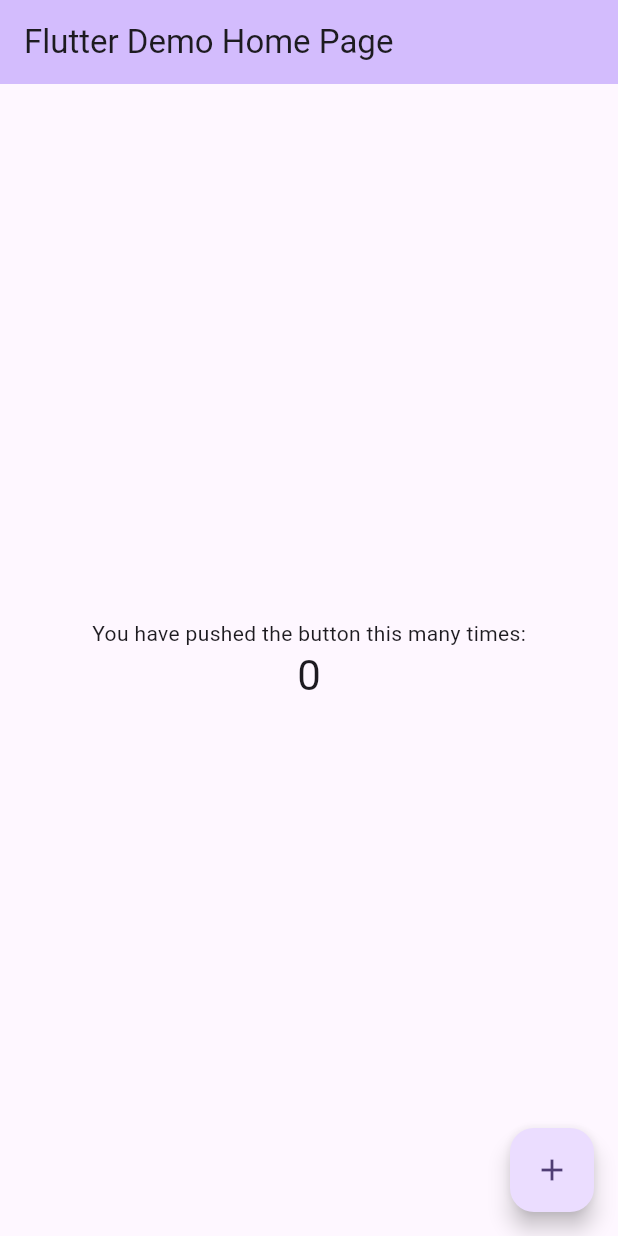
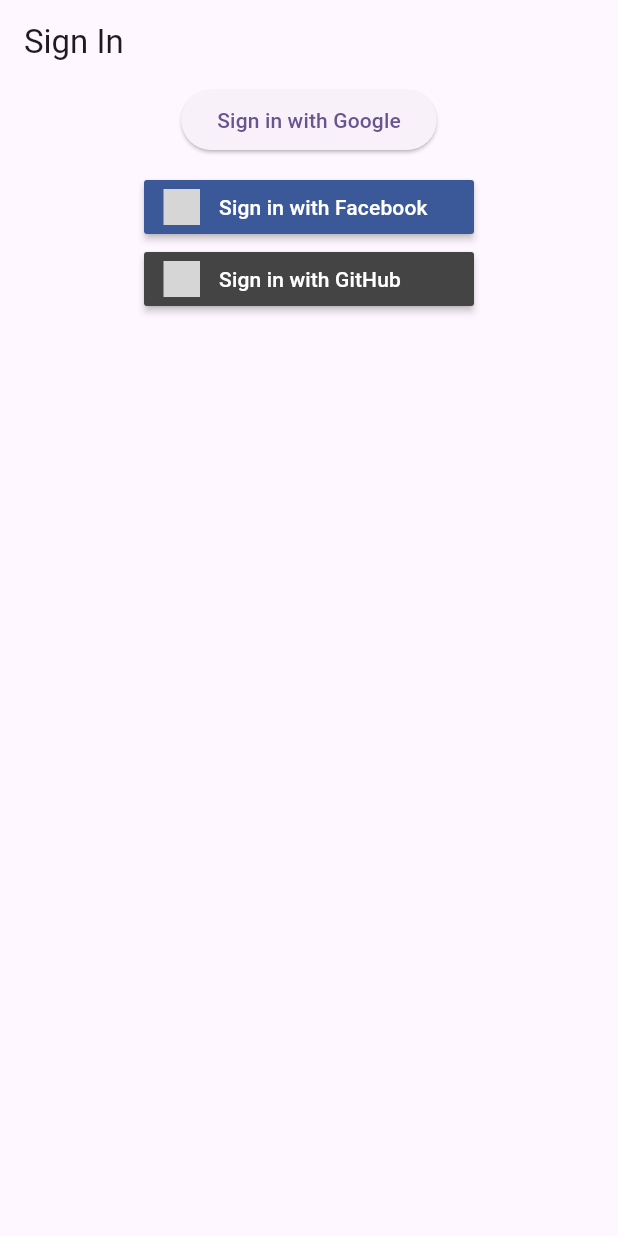
Before and after one commit to rajaRavan99/2024, a Flutter app: the screen it shows after launch, on a phone screen of 412 x 824 dp. Run offline on Flutter 3.47's test engine with Material 3 defaults, Android fonts, the phone set to English and light mode, and no system bars; drawn by our look-alikes of sign_in_button; our stand-ins replace cloud_firestore, firebase_auth, firebase_core, firebase_database, get, google_sign_in; missing offline and left inert: flutter_facebook_auth; accounts and stored records are empty; grey boxes are pictures that could not be loaded.

```diff
--- /dev/null
+++ b/lib/Cloud_firestore/Model/model.dart
@@ -0,0 +1,22 @@
+class User {
+  String id;
+  String name;
+  int age;
+
+  User({required this.id, required this.name, required this.age});
+
+  Map<String, dynamic> toMap() {
+    return {
+      'name': name,
+      'age': age,
+    };
+  }
+
+  factory User.fromMap(String id, Map<String, dynamic> map) {
+    return User(
+      id: id,
+      name: map['name'],
+      age: map['age'],
+    );
+  }
+}
--- /dev/null
+++ b/lib/google_sign_in/Screen.dart
@@ -0,0 +1,59 @@
+import 'package:flutter/material.dart';
+import 'package:provider/provider.dart';
+import 'package:sign_in_button/sign_in_button.dart';
+
+import 'google_sign_provider.dart';
+
+class SignInScreen extends StatelessWidget {
+  @override
+  Widget build(BuildContext context) {
+    final signInProvider = Provider.of<SignInProvider>(context);
+
+    return Scaffold(
+      appBar: AppBar(title: const Text('Sign In')),
+      body: Column(
+        children: [
+          Center(
+            child: signInProvider.user == null
+                ? ElevatedButton(
+                    onPressed: () => signInProvider.signInWithGoogle(),
+                    child: const Text('Sign in with Google'),
+                  )
+                : Column(
+                    mainAxisAlignment: MainAxisAlignment.center,
+                    children: [
+                      Text('Hello, ${signInProvider.user!.displayName}'),
+                      const SizedBox(height: 20),
+                      ElevatedButton(
+                        onPressed: () => signInProvider.signOut(),
+                        child: const Text('Sign Out'),
+                      ),
+                    ],
+                  ),
+          ),
+
+          const SizedBox(height: 10.0,),
+
+          SignInButton(
+            Buttons.facebook,
+            text: "Sign in with Facebook",
+            onPressed: () {
+              // Call your Facebook Sign-In function
+              signInProvider.signInWithFacebook();
+            },
+          ),
+
+          // GitHub Sign-In Button
+          SignInButton(
+            Buttons.gitHub,
+            text: "Sign in with GitHub",
+            onPressed: () {
+              // Call your GitHub Sign-In function
+              signInProvider.signInWithGitHub();
+            },
+          ),
+        ],
+      ),
+    );
+  }
+}
--- a/lib/main.dart
+++ b/lib/main.dart
@@ -1,12 +1,35 @@
-import 'package:flu/firebase_options.dart';
+import 'package:flu/Firebase_Realtime_Db/screen/realtime_screen.dart';
 import 'package:flutter/material.dart';
 import 'package:firebase_core/firebase_core.dart';
 import 'package:get/get.dart';
+import 'package:provider/provider.dart';
+import 'Cloud_firestore/provider/user_provider.dart';
+import 'Firebase_Realtime_Db/provider/provider_file.dart';
+import 'google_sign_in/Screen.dart';
+import 'google_sign_in/google_sign_provider.dart';
 
-void main() {
+void main() async {
   WidgetsFlutterBinding.ensureInitialized();
-  initializeFirebase();
-  runApp(const MyApp());
+  try {
+    await initializeFirebase();
+  } catch (e) {
+    if (e.toString().contains('duplicate-app')) {
+      // Firebase is already initialized, do nothing
+    } else {
+      // Handle other initialization errors
+      print('Firebase initialization error: $e');
+    }
+  }
+  runApp(
+    MultiProvider(
+      providers: [
+        ChangeNotifierProvider(create: (_) => UserProvider()),
+        ChangeNotifierProvider(create: (_) => ItemProvider()),
+        ChangeNotifierProvider(create: (_) => SignInProvider()),
+      ],
+      child: const MyApp(),
+    ),
+  );
 }
 
 class MyApp extends StatelessWidget {
@@ -22,59 +45,16 @@ class MyApp extends StatelessWidget {
         colorScheme: ColorScheme.fromSeed(seedColor: Colors.deepPurple),
         useMaterial3: true,
       ),
-      home: const MyHomePage(title: 'Flutter Demo Home Page'),
-    );
-  }
-}
-
-class MyHomePage extends StatefulWidget {
-  const MyHomePage({super.key, required this.title});
-
-
-  final String title;
-
-  @override
-  State<MyHomePage> createState() => _MyHomePageState();
-}
-
-class _MyHomePageState extends State<MyHomePage> {
-  int _counter = 0;
-
-  void _incrementCounter() {
-  }
-
-  @override
-  Widget build(BuildContext context) {
-    return Scaffold(
-      appBar: AppBar(
-        backgroundColor: Theme.of(context).colorScheme.inversePrimary,
-        title: Text(widget.title),
-      ),
-      body: Center(
-        child: Column(
-          mainAxisAlignment: MainAxisAlignment.center,
-          children: <Widget>[
-            const Text(
-              'You have pushed the button this many times:',
-            ),
-            Text(
-              '$_counter',
-              style: Theme.of(context).textTheme.headlineMedium,
-            ),
-          ],
-        ),
-      ),
-      floatingActionButton: FloatingActionButton(
-        onPressed: _incrementCounter,
-        tooltip: 'Increment',
-        child: const Icon(Icons.add),
-      ), // This trailing comma makes auto-formatting nicer for build methods.
+      home:  SignInScreen(),
     );
   }
 }
 
 
 initializeFirebase() async {
-  await Firebase.initializeApp(options: DefaultFirebaseOptions.currentPlatform);
-
+  await Firebase.initializeApp(options: const FirebaseOptions(apiKey: 'AIzaSyBb5e2j8blwx3WQFRFZ2POj8GmaKgQZ0EQ',
+    appId: '1:864225195858:android:a1f6e78333db2aba82ec8b',
+    messagingSenderId: '864225195858',
+    projectId: 'chat-app-ff6a8',
+    storageBucket: 'chat-app-ff6a8.appspot.com',));
 }
```
Also changed, not shown: lib/Cloud_firestore/Screen/home_screen.dart (added, +103 -0 lines), lib/Cloud_firestore/Utils/firestore.dart (added, +30 -0 lines), lib/Cloud_firestore/provider/user_provider.dart (added, +33 -0 lines), lib/Firebase_Realtime_Db/model.dart (added, +18 -0 lines), lib/Firebase_Realtime_Db/provider/provider_file.dart (added, +38 -0 lines), lib/Firebase_Realtime_Db/screen/realtime_screen.dart (added, +61 -0 lines), lib/google_sign_in/google_sign_provider.dart (added, +71 -0 lines), pubspec.yaml (+7 -0 lines), pubspec.lock, 8 other files.
